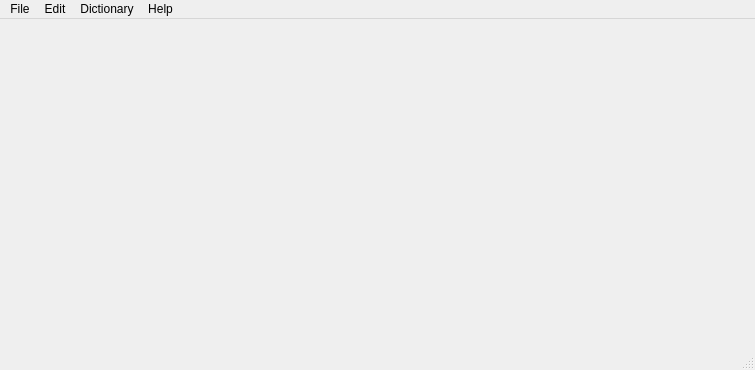
Above: forms/main/mainwindow.ui from vintikcomua/minishop before the change. Below: the same form after it.
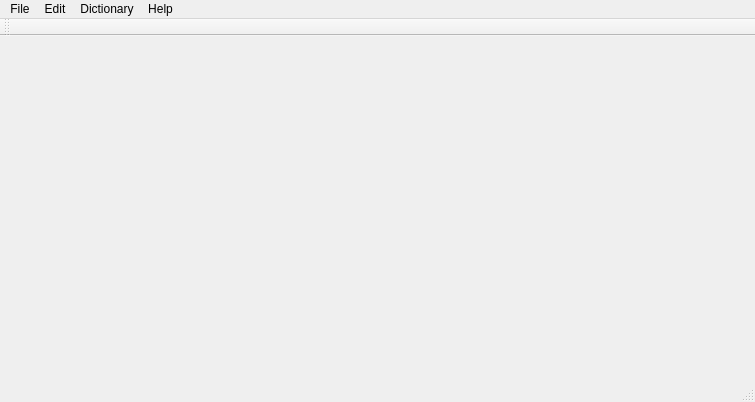
That is the form after the change. Icons and pictures are not drawn.

Commit message: new menu items

The edit to the form file:
```diff
--- a/forms/main/mainwindow.ui
+++ b/forms/main/mainwindow.ui
@@ -7,9 +7,15 @@
     <x>0</x>
     <y>0</y>
     <width>755</width>
-    <height>370</height>
+    <height>402</height>
    </rect>
   </property>
+  <property name="sizePolicy">
+   <sizepolicy hsizetype="Preferred" vsizetype="Preferred">
+    <horstretch>0</horstretch>
+    <verstretch>0</verstretch>
+   </sizepolicy>
+  </property>
   <property name="windowTitle">
    <string>Mini Shop</string>
   </property>
@@ -77,6 +83,17 @@
    <addaction name="menuHelp"/>
   </widget>
   <widget class="QStatusBar" name="statusbar"/>
+  <widget class="QToolBar" name="toolBar">
+   <property name="windowTitle">
+    <string>toolBar</string>
+   </property>
+   <attribute name="toolBarArea">
+    <enum>TopToolBarArea</enum>
+   </attribute>
+   <attribute name="toolBarBreak">
+    <bool>false</bool>
+   </attribute>
+  </widget>
   <action name="quitAction">
    <property name="icon">
     <iconset theme="application-exit">
```
Left out of the diff: 134 changed lines with no effect on the pictures. The commit also changes 2 other files.
